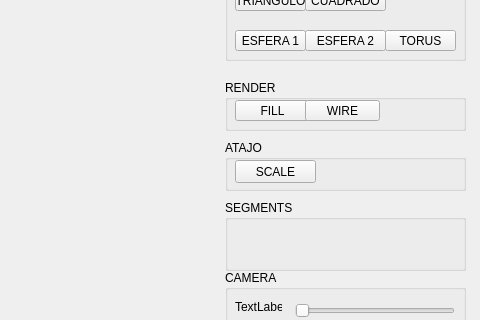
First picture: the form in ProyectoVisualizacion3D/ProyectoVisualizacion3D.ui, repository katriel18/ProyectoVisualizacion3D, before the edit; both pictures show x 365 to 845 and y 107 to 427 of the 845 by 572 pixel window.
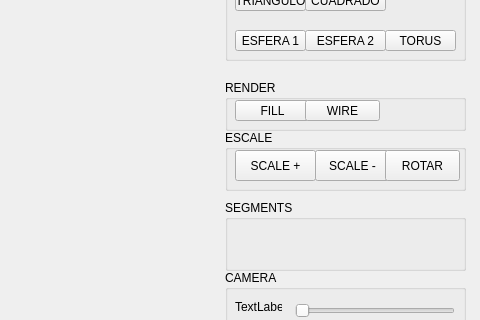
Second picture: the form after the edit.

Commit message: scale con boton

Diff of the .ui file:
```diff
--- a/ProyectoVisualizacion3D/ProyectoVisualizacion3D.ui
+++ b/ProyectoVisualizacion3D/ProyectoVisualizacion3D.ui
@@ -309,13 +309,13 @@
     <property name="geometry">
      <rect>
       <x>590</x>
-      <y>230</y>
+      <y>220</y>
       <width>241</width>
-      <height>51</height>
+      <height>61</height>
      </rect>
     </property>
     <property name="title">
-     <string>ATAJO</string>
+     <string>ESCALE</string>
     </property>
     <widget class="QPushButton" name="pushButton_5">
      <property name="geometry">
@@ -323,11 +323,37 @@
        <x>10</x>
        <y>20</y>
        <width>81</width>
-       <height>23</height>
+       <height>31</height>
       </rect>
      </property>
      <property name="text">
-      <string>SCALE</string>
+      <string>SCALE +</string>
+     </property>
+    </widget>
+    <widget class="QPushButton" name="pushButton_9">
+     <property name="geometry">
+      <rect>
+       <x>90</x>
+       <y>20</y>
+       <width>75</width>
+       <height>31</height>
+      </rect>
+     </property>
+     <property name="text">
+      <string>SCALE -</string>
+     </property>
+    </widget>
+    <widget class="QPushButton" name="pushButton_10">
+     <property name="geometry">
+      <rect>
+       <x>160</x>
+       <y>20</y>
+       <width>75</width>
+       <height>31</height>
+      </rect>
+     </property>
+     <property name="text">
+      <string>ROTAR</string>
      </property>
     </widget>
    </widget>
```
The commit also changes 3 other files.
